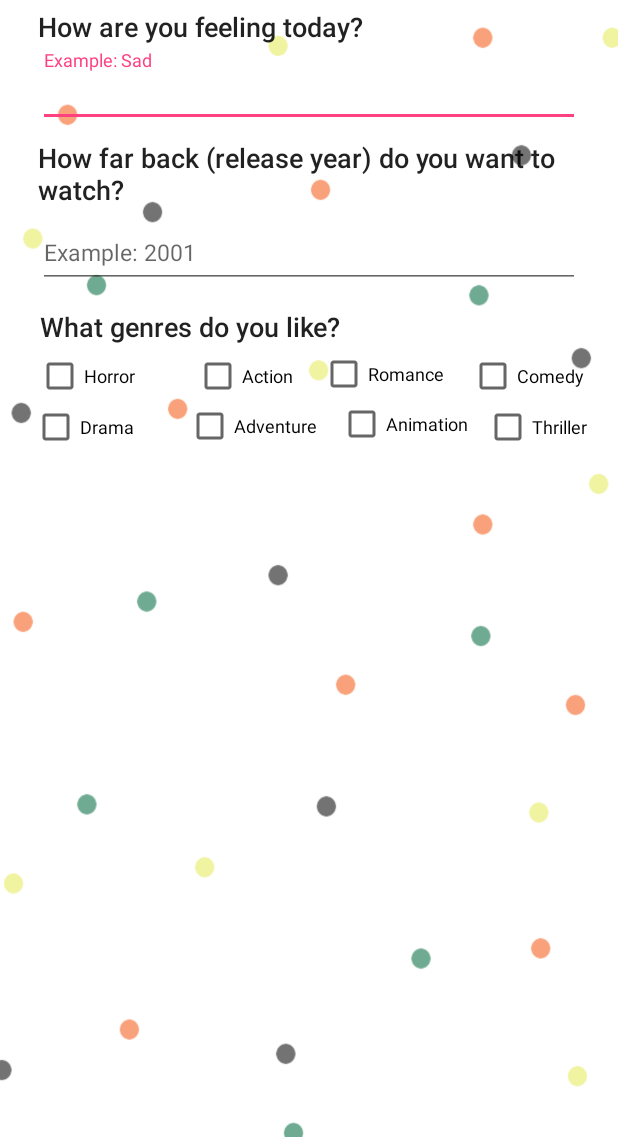
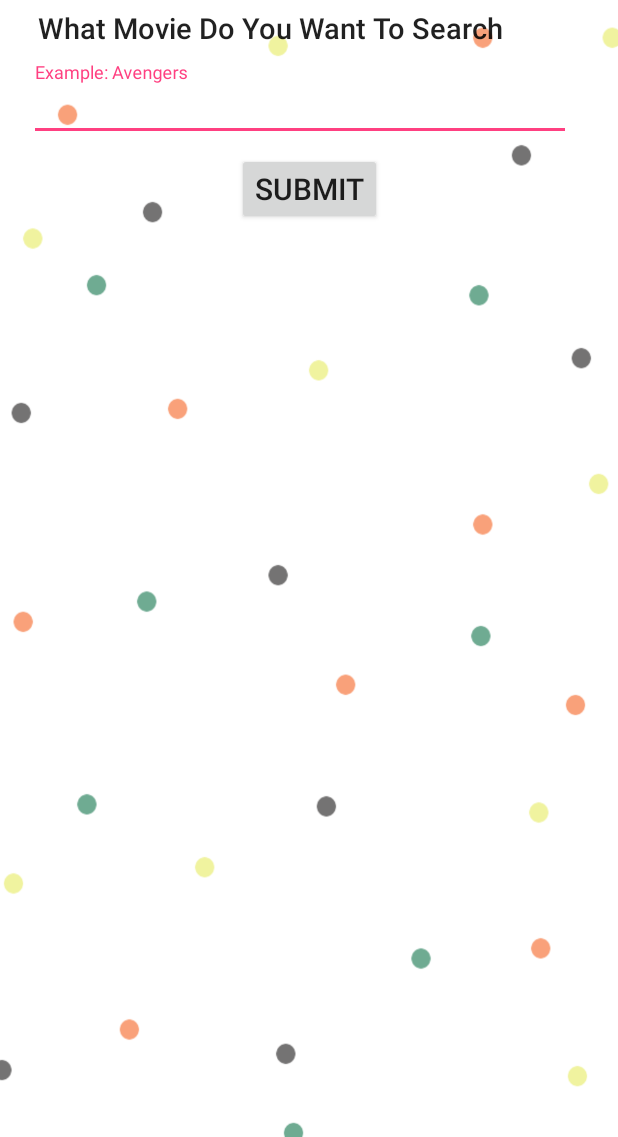
Before and after one commit to flanzyflan/SongCultureApp, an Android app: the screen it shows after launch (MainActivity), on a phone screen of 412 x 824 dp, the part 99-1236 px from its top. Run offline under Robolectric (Android 15) with nearby library versions, the phone set to English and light mode, and no system bars; our stand-ins replace Volley; network calls fail.

Commit message:
FUCK MY LIFE

```diff
--- a/app/src/main/java/com/flan/songapp/MainActivity.java
+++ b/app/src/main/java/com/flan/songapp/MainActivity.java
@@ -2,9 +2,13 @@ package com.flan.songapp;
 
 
 import android.app.DownloadManager;
+import android.support.design.widget.TextInputEditText;
 import android.support.v7.app.AppCompatActivity;
 import android.os.Bundle;
 import android.util.Log;
+import android.view.View;
+import android.widget.Button;
+import android.widget.ImageButton;
 
 import com.android.volley.Request;
 import com.android.volley.RequestQueue;
@@ -23,14 +27,24 @@ public class MainActivity extends AppCompatActivity {
 
     private static final String TAG = "SongApp:Main";
 
+
+
     @Override
     protected void onCreate(Bundle savedInstanceState) {
         super.onCreate(savedInstanceState);
+
 
         // Set up the queue for our API requests
         requestQueue = Volley.newRequestQueue(this);
         setContentView(R.layout.activity_main);
         startAPICall();
+
+        final Button button = findViewById(R.id.button);
+        button.setOnClickListener(new View.OnClickListener() {
+            public void onClick(View v) {
+                // Code here executes on main thread after user presses button
+            }
+        });
     }
     void startAPICall() {
         try {
--- a/app/src/main/res/layout/activity_main.xml
+++ b/app/src/main/res/layout/activity_main.xml
@@ -20,50 +20,22 @@
         android:ems="10"
         android:text="@string/question1"
         android:textAppearance="@style/TextAppearance.AppCompat.Body2"
-        android:textSize="18sp"
+        android:textSize="19sp"
         app:layout_constraintBottom_toTopOf="@+id/textInputLayout"
         app:layout_constraintEnd_toEndOf="parent"
         app:layout_constraintStart_toStartOf="parent"
         app:layout_constraintTop_toTopOf="parent"
         tools:layout_constraintTop_creator="FirstQuestion" />
 
-    <TextView
-        android:id="@+id/Question2"
-        android:layout_width="361dp"
-        android:layout_height="43dp"
-        android:layout_marginEnd="8dp"
-        android:layout_marginStart="8dp"
-        android:layout_marginTop="8dp"
-        android:ems="10"
-        android:text="@string/question2"
-        android:textAppearance="@style/TextAppearance.AppCompat.Body2"
-        android:textSize="18sp"
-        app:layout_constraintEnd_toEndOf="parent"
-        app:layout_constraintStart_toStartOf="parent"
-        app:layout_constraintTop_toBottomOf="@+id/textInputLayout" />
-
-    <TextView
-        android:id="@+id/Question3"
-        android:layout_width="359dp"
-        android:layout_height="24dp"
-        android:layout_marginEnd="8dp"
-        android:layout_marginStart="8dp"
-        android:layout_marginTop="15dp"
-        android:ems="10"
-        android:text="@string/question3"
-        android:textAppearance="@style/TextAppearance.AppCompat.Body2"
-        android:textSize="18sp"
-        app:layout_constraintEnd_toEndOf="parent"
-        app:layout_constraintStart_toStartOf="parent"
-        app:layout_constraintTop_toBottomOf="@+id/textInputLayout2" />
-
     <android.support.design.widget.TextInputLayout
         android:id="@+id/textInputLayout"
         android:layout_width="361dp"
-        android:layout_height="51dp"
+        android:layout_height="0dp"
         android:layout_marginEnd="8dp"
-        android:layout_marginStart="8dp"
+        android:layout_marginStart="1dp"
+        android:layout_marginTop="8dp"
         app:layout_constraintEnd_toEndOf="parent"
+        app:layout_constraintHorizontal_bias="0.428"
         app:layout_constraintStart_toStartOf="parent"
         app:layout_constraintTop_toBottomOf="@+id/Question1"
         tools:layout_constraintTop_toBottomOf="@+id/editText">
@@ -77,116 +49,6 @@
 
     </android.support.design.widget.TextInputLayout>
 
-    <android.support.design.widget.TextInputLayout
-        android:id="@+id/textInputLayout2"
-        android:layout_width="361dp"
-        android:layout_height="54dp"
-        android:layout_marginEnd="8dp"
-        android:layout_marginStart="8dp"
-        app:layout_constraintEnd_toEndOf="parent"
-        app:layout_constraintStart_toStartOf="parent"
-        app:layout_constraintTop_toBottomOf="@+id/Question2">
-
-        <android.support.design.widget.TextInputEditText
-            android:layout_width="match_parent"
-            android:layout_height="45dp"
-            android:hint='@string/hint2'
-            android:textSize="15sp" />
-
-    </android.support.design.widget.TextInputLayout>
-
-    <CheckBox
-        android:id="@+id/checkBox4"
-        android:layout_width="91dp"
-        android:layout_height="26dp"
-        android:layout_marginEnd="8dp"
-        android:layout_marginTop="8dp"
-        android:text="@string/Com"
-        android:textSize="12sp"
-        app:layout_constraintEnd_toEndOf="parent"
-        app:layout_constraintTop_toBottomOf="@+id/Question3" />
-
-    <CheckBox
-        android:id="@+id/checkBox"
-        android:layout_width="91dp"
-        android:layout_height="24dp"
-        android:layout_marginEnd="8dp"
-        android:layout_marginTop="8dp"
-        android:text="@string/Romance"
-        android:textSize="12sp"
-        app:layout_constraintEnd_toStartOf="@+id/checkBox4"
-        app:layout_constraintTop_toBottomOf="@+id/Question3" />
-
-    <CheckBox
-        android:id="@+id/checkBox6"
-        android:layout_width="76dp"
-        android:layout_height="26dp"
-        android:layout_marginEnd="8dp"
-        android:layout_marginTop="8dp"
-        android:text="@string/Action"
-        android:textSize="12sp"
-        app:layout_constraintEnd_toStartOf="@+id/checkBox"
-        app:layout_constraintTop_toBottomOf="@+id/Question3" />
-
-    <CheckBox
-        android:id="@+id/checkBox5"
-        android:layout_width="93dp"
-        android:layout_height="25dp"
-        android:layout_marginEnd="8dp"
-        android:layout_marginTop="8dp"
-        android:text="@string/Adventure"
-        android:textSize="12sp"
-        app:layout_constraintEnd_toStartOf="@+id/checkBox7"
-        app:layout_constraintTop_toBottomOf="@+id/checkBox6" />
-
-    <CheckBox
-        android:id="@+id/checkBox7"
-        android:layout_width="89dp"
-        android:layout_height="26dp"
-        android:layout_marginEnd="8dp"
-        android:layout_marginTop="8dp"
-        android:text="@string/Animation"
-        android:textSize="12sp"
-        app:layout_constraintEnd_toStartOf="@+id/checkBox10"
-        app:layout_constraintTop_toBottomOf="@+id/checkBox" />
-
-    <CheckBox
-        android:id="@+id/checkBox10"
-        android:layout_width="81dp"
-        android:layout_height="26dp"
-        android:layout_marginEnd="8dp"
-        android:layout_marginTop="8dp"
-        android:text="@string/Thrill"
-        android:textSize="12sp"
-        app:layout_constraintEnd_toEndOf="parent"
-        app:layout_constraintTop_toBottomOf="@+id/checkBox4" />
-
-    <CheckBox
-        android:id="@+id/checkBox8"
-        android:layout_width="81dp"
-        android:layout_height="26dp"
-        android:layout_marginEnd="8dp"
-        android:layout_marginStart="8dp"
-        android:layout_marginTop="8dp"
-        android:text="@string/Drama"
-        android:textSize="12sp"
-        app:layout_constraintEnd_toStartOf="@+id/checkBox5"
-        app:layout_constraintStart_toStartOf="parent"
-        app:layout_constraintTop_toBottomOf="@+id/checkBox2" />
-
-    <CheckBox
-        android:id="@+id/checkBox2"
-        android:layout_width="81dp"
-        android:layout_height="26dp"
-        android:layout_marginEnd="8dp"
-        android:layout_marginStart="8dp"
-        android:layout_marginTop="8dp"
-        android:text="@string/Scary"
-        android:textSize="12sp"
-        app:layout_constraintEnd_toStartOf="@+id/checkBox6"
-        app:layout_constraintStart_toStartOf="parent"
-        app:layout_constraintTop_toBottomOf="@+id/Question3" />
-
     <android.support.constraint.Guideline
         android:id="@+id/guideline"
         android:layout_width="wrap_content"
@@ -194,15 +56,28 @@
         android:orientation="horizontal"
         app:layout_constraintGuide_begin="20dp" />
 
+    <Button
+        android:id="@+id/button"
+        android:layout_width="wrap_content"
+        android:layout_height="wrap_content"
+        android:layout_marginEnd="8dp"
+        android:layout_marginStart="8dp"
+        android:layout_marginTop="8dp"
+        android:layout_weight="1"
+        android:text="@string/submit"
+        app:layout_constraintEnd_toEndOf="parent"
+        app:layout_constraintStart_toStartOf="parent"
+        app:layout_constraintTop_toBottomOf="@+id/textInputLayout" />
+
     <ScrollView
         android:id="@+id/scrollView2"
         android:layout_width="368dp"
-        android:layout_height="176dp"
-        android:layout_marginBottom="8dp"
+        android:layout_height="332dp"
         android:layout_marginEnd="8dp"
         android:layout_marginStart="8dp"
         app:layout_constraintBottom_toBottomOf="parent"
         app:layout_constraintEnd_toEndOf="parent"
+        app:layout_constraintHorizontal_bias="0.0"
         app:layout_constraintStart_toStartOf="parent">
 
         <LinearLayout
--- a/app/src/main/res/values/strings.xml
+++ b/app/src/main/res/values/strings.xml
@@ -1,9 +1,9 @@
 <resources>
     <string name="app_name">Recommendation Application</string>
-    <string name="question1">How are you feeling today?</string>
+    <string name="question1">What Movie Do You Want To Search</string>
     <string name="question2">How far back (release year) do you want to watch? </string>
     <string name="question3">What genres do you like?</string>
-    <string name="hint1">Example: Sad </string>
+    <string name="hint1">Example: Avengers</string>
     <string name="hint2">Example: 2001 </string>
     <string name="Romance">Romance</string>
     <string name="Action">Action</string>
@@ -13,4 +13,5 @@
     <string name="Animation">Animation </string>
     <string name="Adventure">Adventure </string>
     <string name="Thrill">Thriller </string>
+    <string name="submit"> Submit </string>
 </resources>
```
